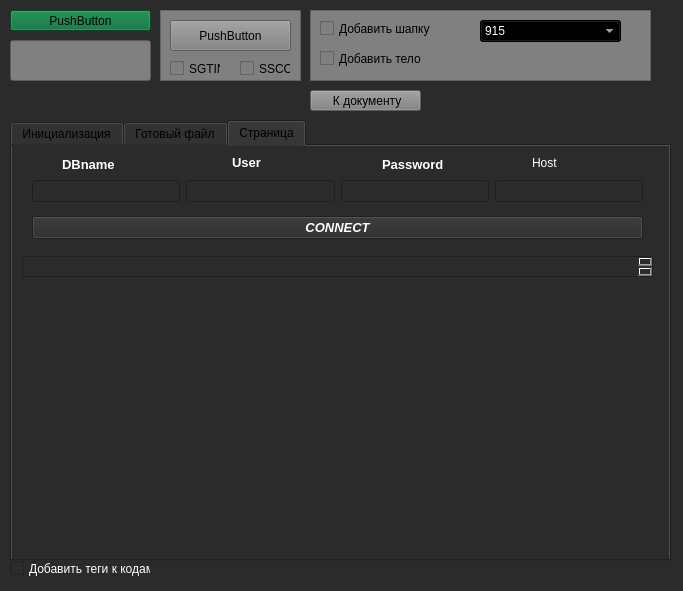
Old version of the form untitled.ui in the repository AlexPetrNick/tracehelp.
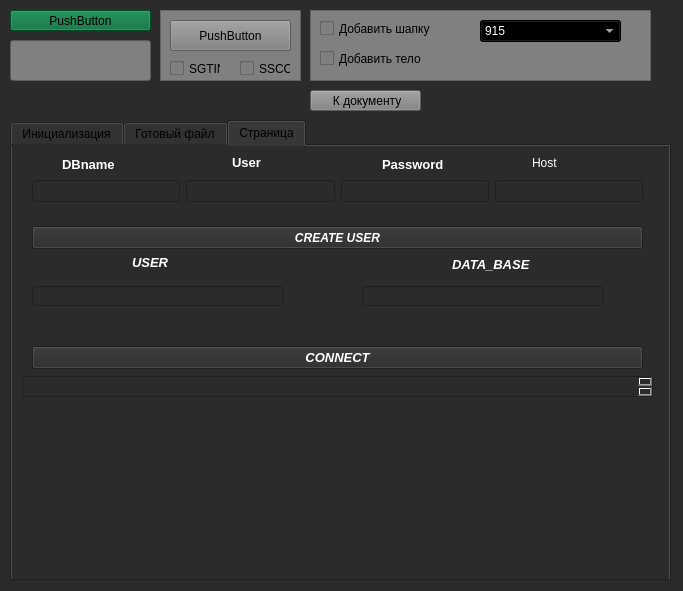
New version of the form.

```diff
--- a/untitled.ui
+++ b/untitled.ui
@@ -41,7 +41,7 @@
      <x>10</x>
      <y>120</y>
      <width>661</width>
-     <height>441</height>
+     <height>461</height>
     </rect>
    </property>
    <property name="currentIndex">
@@ -143,6 +143,22 @@
       <string>Добавить</string>
      </property>
     </widget>
+    <widget class="QCheckBox" name="checkBox_7">
+     <property name="geometry">
+      <rect>
+       <x>10</x>
+       <y>410</y>
+       <width>141</width>
+       <height>17</height>
+      </rect>
+     </property>
+     <property name="styleSheet">
+      <string notr="true">color: white;</string>
+     </property>
+     <property name="text">
+      <string>Добавить теги к кодам</string>
+     </property>
+    </widget>
    </widget>
    <widget class="QWidget" name="tab_2">
     <attribute name="title">
@@ -167,7 +183,7 @@
      <property name="geometry">
       <rect>
        <x>10</x>
-       <y>110</y>
+       <y>230</y>
        <width>631</width>
        <height>21</height>
       </rect>
@@ -312,7 +328,7 @@
      <property name="geometry">
       <rect>
        <x>20</x>
-       <y>70</y>
+       <y>200</y>
        <width>611</width>
        <height>23</height>
       </rect>
@@ -332,6 +348,98 @@
       <string>CONNECT</string>
      </property>
     </widget>
+    <widget class="QPushButton" name="pushButton_5">
+     <property name="geometry">
+      <rect>
+       <x>20</x>
+       <y>80</y>
+       <width>611</width>
+       <height>23</height>
+      </rect>
+     </property>
+     <property name="font">
+      <font>
+       <pointsize>9</pointsize>
+       <weight>75</weight>
+       <italic>true</italic>
+       <bold>true</bold>
+      </font>
+     </property>
+     <property name="styleSheet">
+      <string notr="true">color: white</string>
+     </property>
+     <property name="text">
+      <string>CREATE USER</string>
+     </property>
+    </widget>
+    <widget class="QLineEdit" name="lineEdit_6">
+     <property name="geometry">
+      <rect>
+       <x>20</x>
+       <y>140</y>
+       <width>251</width>
+       <height>20</height>
+      </rect>
+     </property>
+    </widget>
+    <widget class="QLineEdit" name="lineEdit_7">
+     <property name="geometry">
+      <rect>
+       <x>350</x>
+       <y>140</y>
+       <width>241</width>
+       <height>20</height>
+      </rect>
+     </property>
+    </widget>
+    <widget class="QLabel" name="label_7">
+     <property name="geometry">
+      <rect>
+       <x>120</x>
+       <y>110</y>
+       <width>47</width>
+       <height>13</height>
+      </rect>
+     </property>
+     <property name="font">
+      <font>
+       <pointsize>10</pointsize>
+       <weight>75</weight>
+       <italic>true</italic>
+       <bold>true</bold>
+      </font>
+     </property>
+     <property name="styleSheet">
+      <string notr="true">color: white</string>
+     </property>
+     <property name="text">
+      <string>USER</string>
+     </property>
+    </widget>
+    <widget class="QLabel" name="label_8">
+     <property name="geometry">
+      <rect>
+       <x>440</x>
+       <y>110</y>
+       <width>91</width>
+       <height>16</height>
+      </rect>
+     </property>
+     <property name="font">
+      <font>
+       <pointsize>10</pointsize>
+       <weight>75</weight>
+       <italic>true</italic>
+       <bold>true</bold>
+      </font>
+     </property>
+     <property name="styleSheet">
+      <string notr="true">color:white</string>
+     </property>
+     <property name="text">
+      <string>DATA_BASE</string>
+     </property>
+    </widget>
    </widget>
   </widget>
   <widget class="QFrame" name="frame">
@@ -438,22 +546,6 @@
     <string> К документу</string>
    </property>
   </widget>
-  <widget class="QCheckBox" name="checkBox_7">
-   <property name="geometry">
-    <rect>
-     <x>10</x>
-     <y>560</y>
-     <width>141</width>
-     <height>17</height>
-    </rect>
-   </property>
-   <property name="styleSheet">
-    <string notr="true">color: white;</string>
-   </property>
-   <property name="text">
-    <string>Добавить теги к кодам</string>
-   </property>
-  </widget>
   <widget class="QFrame" name="frame_2">
    <property name="geometry">
     <rect>
```
